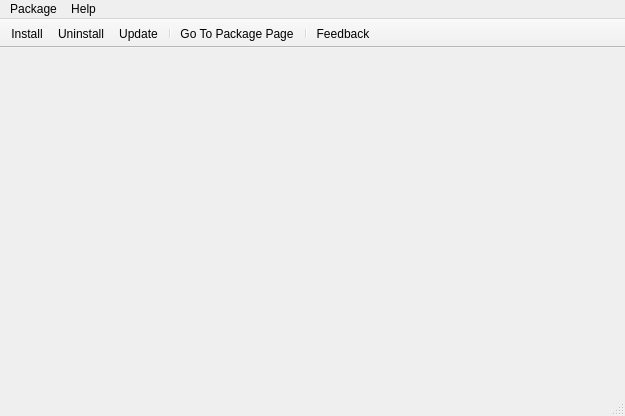
This is wpmcpp/mainwindow.ui in npackd/npackd as Qt 5 draws it before an edit. The edited form follows.
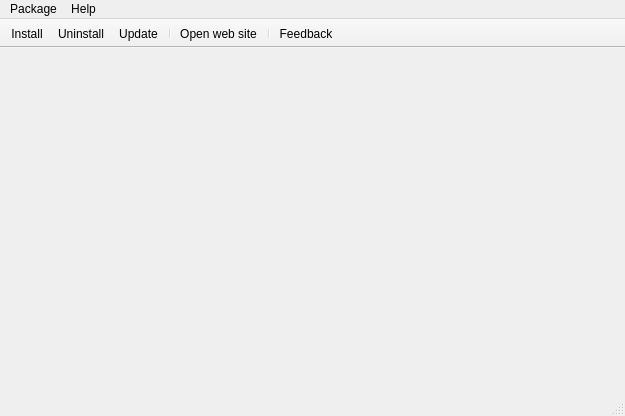
This is the edited form. Icons and pictures are not drawn.

```diff
--- a/wpmcpp/mainwindow.ui
+++ b/wpmcpp/mainwindow.ui
@@ -149,7 +149,7 @@
      <normaloff>:/images/gotosite.png</normaloff>:/images/gotosite.png</iconset>
    </property>
    <property name="text">
-    <string>&amp;Go To Package Page</string>
+    <string>&amp;Open web site</string>
    </property>
    <property name="toolTip">
     <string>Go to the package web site</string>
```
Left out of the diff: 24 changed lines with no effect on the pictures.
